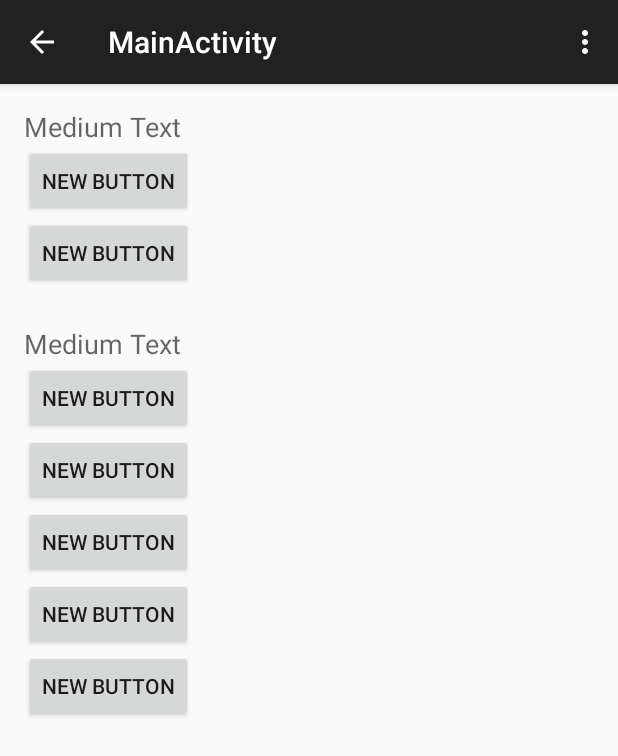
After one commit to cleber-abreu/Othello-AIx, an Android app: the MainActivity screen opened directly, with no data from a screen before it, on a phone screen of 412 x 824 dp. The commit adds this screen. Shown: the top 756 px of the screen. Run offline under Robolectric (Android 15) with nearby library versions, the phone set to English and light mode, and no system bars.

Commit message:
Menu Principal

```diff
--- a/webPosto/app/build.gradle
+++ b/webPosto/app/build.gradle
@@ -2,7 +2,7 @@ apply plugin: 'com.android.application'
 
 android {
     compileSdkVersion 22
-    buildToolsVersion "23.0.0"
+    buildToolsVersion "22.0.0"
 
     defaultConfig {
         applicationId "com.qualityautomacao.webposto"
--- a/webPosto/app/src/main/AndroidManifest.xml
+++ b/webPosto/app/src/main/AndroidManifest.xml
@@ -34,6 +34,14 @@
                 android:name="android.support.PARENT_ACTIVITY"
                 android:value="com.qualityautomacao.webposto.view.LoginActivity" />
         </activity>
+        <activity
+            android:name=".view.MainActivity"
+            android:label="@string/title_activity_main"
+            android:parentActivityName=".view.LoginActivity" >
+            <meta-data
+                android:name="android.support.PARENT_ACTIVITY"
+                android:value="com.qualityautomacao.webposto.view.LoginActivity" />
+        </activity>
     </application>
 
 </manifest>
--- a/webPosto/app/src/main/java/com/qualityautomacao/webposto/view/FilialActivity.java
+++ b/webPosto/app/src/main/java/com/qualityautomacao/webposto/view/FilialActivity.java
@@ -60,7 +60,6 @@ public class FilialActivity extends AppCompatActivity {
                 listView.addView(button);
             }
 
-
         } catch (Exception e) {
             System.err.println(e);
         }
--- /dev/null
+++ b/webPosto/app/src/main/java/com/qualityautomacao/webposto/view/MainActivity.java
@@ -0,0 +1,39 @@
+package com.qualityautomacao.webposto.view;
+
+import android.support.v7.app.AppCompatActivity;
+import android.os.Bundle;
+import android.view.Menu;
+import android.view.MenuItem;
+
+import com.qualityautomacao.webposto.R;
+
+public class MainActivity extends AppCompatActivity {
+
+    @Override
+    protected void onCreate(Bundle savedInstanceState) {
+        super.onCreate(savedInstanceState);
+        setContentView(R.layout.activity_main);
+    }
+
+    @Override
+    public boolean onCreateOptionsMenu(Menu menu) {
+        // Inflate the menu; this adds items to the action bar if it is present.
+        getMenuInflater().inflate(R.menu.menu_main, menu);
+        return true;
+    }
+
+    @Override
+    public boolean onOptionsItemSelected(MenuItem item) {
+        // Handle action bar item clicks here. The action bar will
+        // automatically handle clicks on the Home/Up button, so long
+        // as you specify a parent activity in AndroidManifest.xml.
+        int id = item.getItemId();
+
+        //noinspection SimplifiableIfStatement
+        if (id == R.id.action_settings) {
+            return true;
+        }
+
+        return super.onOptionsItemSelected(item);
+    }
+}
--- /dev/null
+++ b/webPosto/app/src/main/res/layout/activity_main.xml
@@ -0,0 +1,81 @@
+<RelativeLayout xmlns:android="http://schemas.android.com/apk/res/android"
+    xmlns:tools="http://schemas.android.com/tools" android:layout_width="match_parent"
+    android:layout_height="match_parent" android:paddingLeft="@dimen/activity_horizontal_margin"
+    android:paddingRight="@dimen/activity_horizontal_margin"
+    android:paddingTop="@dimen/activity_vertical_margin"
+    android:paddingBottom="@dimen/activity_vertical_margin"
+    tools:context="com.qualityautomacao.webposto.view.MainActivity">
+
+    <ScrollView
+        android:layout_width="match_parent"
+        android:layout_height="match_parent"
+        android:id="@+id/scrollViewFiliais" >
+
+        <LinearLayout
+            android:orientation="vertical"
+            android:layout_width="match_parent"
+            android:layout_height="match_parent">
+
+            <TextView
+                android:layout_width="wrap_content"
+                android:layout_height="wrap_content"
+                android:textAppearance="?android:attr/textAppearanceMedium"
+                android:text="Medium Text"
+                android:id="@+id/textView" />
+
+            <Button
+                android:layout_width="wrap_content"
+                android:layout_height="wrap_content"
+                android:text="New Button"
+                android:id="@+id/button" />
+
+            <Button
+                android:layout_width="wrap_content"
+                android:layout_height="wrap_content"
+                android:text="New Button"
+                android:id="@+id/button2" />
+
+            <Space
+                android:layout_width="140dp"
+                android:layout_height="24dp" />
+
+            <TextView
+                android:layout_width="wrap_content"
+                android:layout_height="wrap_content"
+                android:textAppearance="?android:attr/textAppearanceMedium"
+                android:text="Medium Text"
+                android:id="@+id/textView2" />
+
+            <Button
+                android:layout_width="wrap_content"
+                android:layout_height="wrap_content"
+                android:text="New Button"
+                android:id="@+id/button3" />
+
+            <Button
+                android:layout_width="wrap_content"
+                android:layout_height="wrap_content"
+                android:text="New Button"
+                android:id="@+id/button4" />
+
+            <Button
+                android:layout_width="wrap_content"
+                android:layout_height="wrap_content"
+                android:text="New Button"
+                android:id="@+id/button5" />
+
+            <Button
+                android:layout_width="wrap_content"
+                android:layout_height="wrap_content"
+                android:text="New Button"
+                android:id="@+id/button6" />
+
+            <Button
+                android:layout_width="wrap_content"
+                android:layout_height="wrap_content"
+                android:text="New Button"
+                android:id="@+id/button7" />
+
+        </LinearLayout>
+    </ScrollView>
+</RelativeLayout>
--- a/webPosto/app/src/main/res/menu/menu_filial.xml
+++ b/webPosto/app/src/main/res/menu/menu_main.xml
@@ -1,7 +1,7 @@
 <menu xmlns:android="http://schemas.android.com/apk/res/android"
     xmlns:app="http://schemas.android.com/apk/res-auto"
     xmlns:tools="http://schemas.android.com/tools"
-    tools:context="com.qualityautomacao.webposto.view.FilialActivity">
+    tools:context="com.qualityautomacao.webposto.view.MainActivity">
     <item android:id="@+id/action_settings" android:title="@string/action_settings"
         android:orderInCategory="100" app:showAsAction="never" />
 </menu>
--- a/webPosto/app/src/main/res/values/strings.xml
+++ b/webPosto/app/src/main/res/values/strings.xml
@@ -5,4 +5,8 @@
     <string name="text_senha">Senha</string>
     <string name="login_button">Login</string>
     <string name="title_activity_filial">FilialActivity</string>
+    <string name="title_activity_main">MainActivity</string>
+
+    <string name="hello_world">Hello world!</string>
+    <string name="action_settings">Settings</string>
 </resources>
```
